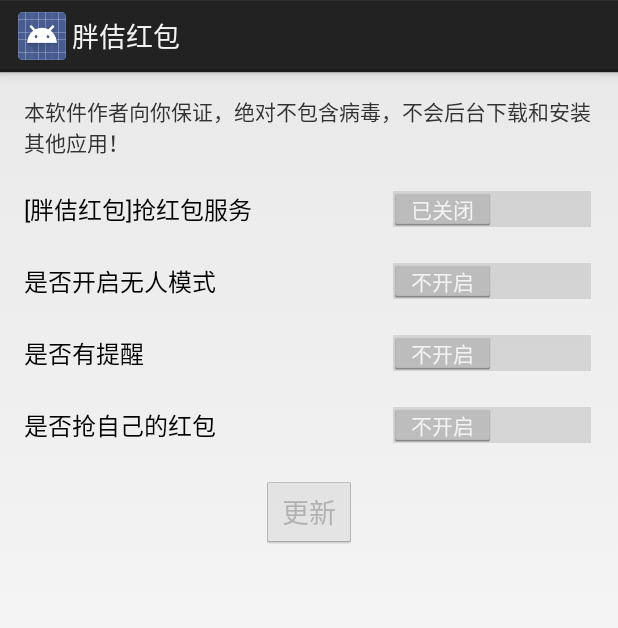
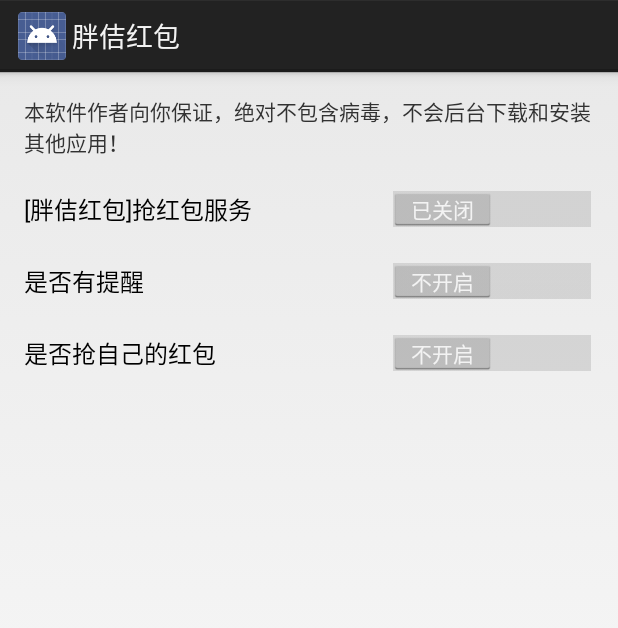
Before and after one commit to Tconan99/YangJ, an Android app: the screen it shows after launch (MainActivity), on a phone screen of 412 x 824 dp. Shown: the top 628 px of the screen. Run offline under Robolectric (Android 15) with nearby library versions, the phone set to English and light mode, and no system bars.

Commit message:
# I changed but no use...
微信 7.0 暂时没有办法了

```diff
--- a/app/build.gradle
+++ b/app/build.gradle
@@ -13,7 +13,7 @@ android {
     buildToolsVersion '28.0.3'
     defaultConfig {
         applicationId "com.jc.yangj"
-        minSdkVersion 21
+        minSdkVersion 24
         targetSdkVersion 28
         versionCode 110
         versionName "1.1.0"
@@ -28,5 +28,4 @@ android {
 
 dependencies {
     implementation 'com.android.support:support-v4:28.0.0'
-    implementation files('libs/Bughd_android_sdk_v1.3.7.jar')
 }
--- a/app/src/main/AndroidManifest.xml
+++ b/app/src/main/AndroidManifest.xml
@@ -19,7 +19,6 @@
     <!-- bughd end -->
 
     <application
-        android:name="com.jc.yangj.MyApplication"
         android:allowBackup="true"
         android:icon="@drawable/ic_launcher"
         android:label="@string/app_name"
@@ -46,7 +45,6 @@
 			<meta-data android:name="android.accessibilityservice" android:resource="@xml/phone_accessibility" />
 		</service>
 
-		<meta-data android:value="fd17369d83eb929a5c27a46884f93ed0" android:name="BUG_HD_SDK_GENERAL_KEY" />
     </application>
 
 </manifest>
--- a/app/src/main/java/com/jc/yangj/Const.java
+++ b/app/src/main/java/com/jc/yangj/Const.java
@@ -2,12 +2,6 @@ package com.jc.yangj;
 
 public class Const {
     public static boolean isOpen = false; // 是否开启服务
-    public static boolean isNeedInPage = true; // 是在聊天时抢红包
     public static boolean isNeedOpenSelf = true; //需要抢自己发送的红包
-
-    public static boolean isNeedBack = true; //是否需要返回
-
-    public static boolean isHaveNoPerson = false; //是否开启无人模式
-
     public static boolean isNeedNotify = false; //是否开启无人模式
 }
--- a/app/src/main/java/com/jc/yangj/MainActivity.java
+++ b/app/src/main/java/com/jc/yangj/MainActivity.java
@@ -1,15 +1,9 @@
 package com.jc.yangj;
 
 import android.app.Activity;
-import android.app.KeyguardManager;
-import android.app.KeyguardManager.KeyguardLock;
 import android.content.Context;
 import android.content.Intent;
-import android.media.AudioFormat;
-import android.media.AudioManager;
-import android.media.AudioTrack;
 import android.media.MediaPlayer;
-import android.net.Uri;
 import android.os.Bundle;
 import android.os.Vibrator;
 import android.provider.Settings;
@@ -20,19 +14,10 @@ import android.widget.CompoundButton;
 import android.widget.CompoundButton.OnCheckedChangeListener;
 import android.widget.Switch;
 
-import org.json.JSONObject;
-
-import java.io.File;
-import java.io.FileInputStream;
-
-import im.fir.sdk.FIR;
-import im.fir.sdk.VersionCheckCallback;
 
 @SuppressWarnings("deprecation")
 public class MainActivity extends Activity {
 
-    private KeyguardLock keyguardLock;
-    private final String LOCK_TAG = "Charge";
 
     private Switch isServiceSwitch = null;
 
@@ -47,10 +32,6 @@ public class MainActivity extends Activity {
 
         setContentView(R.layout.activity_main);
 
-        KeyguardManager keyguardManager = (KeyguardManager) getSystemService(KEYGUARD_SERVICE);
-        keyguardLock = keyguardManager.newKeyguardLock(LOCK_TAG);
-        keyguardLock.disableKeyguard();
-
         //启动抢红包服务
         isServiceSwitch = findViewById(R.id.main_isserviceopen_switch);
         isServiceSwitch.setOnCheckedChangeListener(new OnCheckedChangeListener() {
@@ -62,16 +43,6 @@ public class MainActivity extends Activity {
                     startActivity(killIntent);
                 }
                 isHand = true;
-            }
-        });
-
-        // 无人模式
-        Switch isHaveNoPersonSwitch = findViewById(R.id.main_havenoperson_switch);
-        isHaveNoPersonSwitch.setOnCheckedChangeListener(new OnCheckedChangeListener() {
-
-            @Override
-            public void onCheckedChanged(CompoundButton buttonView, boolean isChecked) {
-                Const.isHaveNoPerson = isChecked;
             }
         });
 
@@ -93,26 +64,9 @@ public class MainActivity extends Activity {
             }
         });
 
-        //更新按钮
-        findViewById(R.id.main_update_btn).setOnClickListener(new OnClickListener() {
-            @Override
-            public void onClick(View v) {
-                Intent intent = new Intent(Intent.ACTION_VIEW);
-                intent.setData(Uri.parse("http://fir.im/YangJ"));
-                startActivity(intent);
-            }
-        });
-
         mVibrator = (Vibrator) this.getSystemService(Context.VIBRATOR_SERVICE);
         mPlayer = MediaPlayer.create(this, R.raw.hongbao_arrived);
         mPlayer.setLooping(false);
-
-        findViewById(R.id.main_tips_btn).setOnClickListener(new OnClickListener() {
-            @Override
-            public void onClick(View v) {
-                playSound();
-            }
-        });
     }
 
     public static void playSound() {
@@ -140,53 +94,12 @@ public class MainActivity extends Activity {
 
     }
 
-    private static Thread writePCMThread = null;
-    private static File audioFile = null;
-    private static FileInputStream fileInputStream = null;
-    private static byte buffer[] = new byte[16 * 10000];
-
-    private static void initAudioTrack() {
-        int minBufferSize = AudioTrack.getMinBufferSize(0xac44, AudioFormat.CHANNEL_CONFIGURATION_MONO, AudioFormat.ENCODING_PCM_16BIT);
-        System.out.println("minBufferSize = " + minBufferSize);
-        AudioTrack audioTrack = new AudioTrack(AudioManager.STREAM_MUSIC, 0xac44,
-                AudioFormat.CHANNEL_CONFIGURATION_STEREO, AudioFormat.ENCODING_PCM_16BIT, minBufferSize * 2, AudioTrack.MODE_STREAM);
-        audioTrack.setStereoVolume(1.0f, 1.0f);// 设置当前音量大小
-        System.out.println("initAudioTrack over");
-        audioTrack.play();
-    }
-
     @Override
     protected void onResume() {
         super.onResume();
         isHand = false;
         isServiceSwitch.setChecked(isOpen());
         isHand = true;
-        findViewById(R.id.main_update_btn).setEnabled(false);
-        FIR.checkForUpdateInFIR("33f15f26bd0a1bf5693c34ef5c70cb44", new VersionCheckCallback() {
-            @Override
-            public void onSuccess(String versionJson) {
-                Log.i("fir", "check from fir.im success! " + "\n" + versionJson);
-
-                if (true) {
-                    //AlertDialog.Builder builder = new Builder(MainActivity.this);
-                    try {
-                        //远程版本号
-                        int remoteVersionCode = 3;
-                        JSONObject object = new JSONObject(versionJson);
-                        remoteVersionCode = Integer.valueOf(object.get("version").toString());
-
-                        // 本地版本号
-                        int versionCode = MainActivity.this.getPackageManager().getPackageInfo(MainActivity.this.getPackageName(), 0).versionCode;
-                        findViewById(R.id.main_update_btn).setEnabled(versionCode < remoteVersionCode);
-
-                    } catch (Exception e) {
-                        e.printStackTrace();
-                    }
-
-                }
-            }
-
-        });
     }
 
     // 判断辅助功能是否启动
@@ -194,12 +107,4 @@ public class MainActivity extends Activity {
         return Const.isOpen;
     }
 
-    @Override
-    protected void onDestroy() {
-        super.onDestroy();
-        if (keyguardLock != null) {
-            keyguardLock.reenableKeyguard();
-        }
-    }
-
 }
--- a/app/src/main/java/com/jc/yangj/MyApplication.java
+++ /dev/null
@@ -1,14 +0,0 @@
-package com.jc.yangj;
-
-import im.fir.sdk.FIR;
-import android.app.Application;
-
-public class MyApplication extends Application {
-
-    @Override
-    public void onCreate() {
-
-        super.onCreate();
-        FIR.init(this);
-    }
-}
--- a/app/src/main/res/layout/activity_main.xml
+++ b/app/src/main/res/layout/activity_main.xml
@@ -25,16 +25,6 @@
         android:textOff="已关闭" />
 
 	<Switch
-	    android:id="@+id/main_havenoperson_switch"
-	    android:layout_width="match_parent"
-	    android:layout_height="wrap_content"
-	    android:layout_marginTop="20dp"
-	    android:checked="false"
-	    android:text="是否开启无人模式"
-	    android:textOff="不开启"
-	    android:textOn="开启" />
-
-	<Switch
 		android:id="@+id/main_neednotify_switch"
 		android:layout_width="match_parent"
 		android:layout_height="wrap_content"
@@ -54,22 +44,4 @@
 		android:textOff="不开启"
 		android:textOn="开启" />
 
-	<Button
-	    android:id="@+id/main_update_btn"
-	    android:layout_width="wrap_content"
-	    android:layout_height="wrap_content"
-	    android:layout_gravity="center_horizontal"
-	    android:layout_marginTop="20dp"
-	    android:enabled="false"
-	    android:text="更新" />
-
-    <Button
-        android:id="@+id/main_tips_btn"
-        android:layout_width="wrap_content"
-        android:layout_height="wrap_content"
-        android:layout_gravity="center_horizontal"
-        android:layout_marginTop="20dp"
-		android:visibility="gone"
-        android:text="提示" />
-
 </LinearLayout>
--- a/app/src/main/res/xml/phone_accessibility.xml
+++ b/app/src/main/res/xml/phone_accessibility.xml
@@ -3,7 +3,7 @@
   android:accessibilityEventTypes="typeAllMask"
   android:accessibilityFeedbackType="feedbackGeneric"
   android:notificationTimeout="100"
-  android:accessibilityFlags=""
+  android:accessibilityFlags="flagDefault"
   android:canRetrieveWindowContent="true"
   android:packageNames="com.tencent.mm"
   xmlns:android="http://schemas.android.com/apk/res/android" />
```
Also changed, not shown: app/src/main/java/com/jc/yangj/MonitorService.java (+154 -113 lines), app/libs/Bughd_android_sdk_v1.3.7.jar (deleted).
